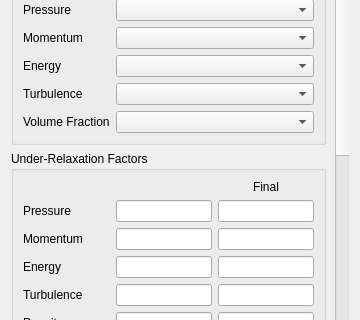
Above: baramFlow/view/solution/numerical_conditions/numerical_conditions_page.ui from nextfoam/baram before the change; both pictures show x 0 to 360 and y 269 to 589 of the 360 by 776 pixel window. Below: the same form after it.
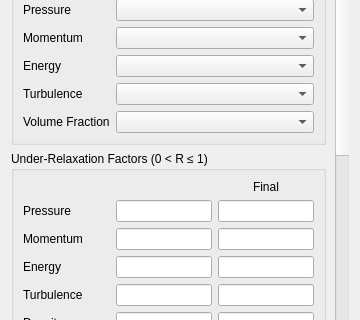
That is the form after the change. Custom widgets are drawn as their Qt base class.

Commit message: baram#439 Numerical Condition 페이지에서 relaxation factors와 convergence criteria 값 범위 체크

Diff of the .ui file:
```diff
--- a/baramFlow/view/solution/numerical_conditions/numerical_conditions_page.ui
+++ b/baramFlow/view/solution/numerical_conditions/numerical_conditions_page.ui
@@ -52,9 +52,9 @@
       <property name="geometry">
        <rect>
         <x>0</x>
-        <y>-502</y>
+        <y>-286</y>
         <width>332</width>
-        <height>1176</height>
+        <height>1170</height>
        </rect>
       </property>
       <layout class="QVBoxLayout" name="verticalLayout">
@@ -238,7 +238,7 @@
        <item>
         <widget class="QGroupBox" name="groupBox">
          <property name="title">
-          <string>Under-Relaxation Factors</string>
+          <string>Under-Relaxation Factors (0 &lt; R ≤ 1)</string>
          </property>
          <layout class="QGridLayout" name="gridLayout_2">
           <item row="0" column="2">
```
Left out of the diff: 2 changed lines with no effect on the pictures. The commit also changes 1 other file.
